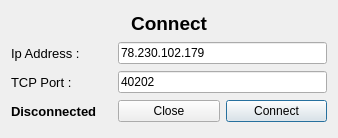
Old version of the form Client/ClientV2 - GUI/NewBabelClient/ConnectWindow.ui in the repository AGuismo/V-and-Co-Babel.
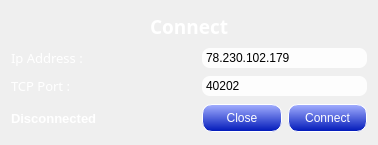
New version of the form. Icons and pictures are not drawn.

Commit message: Update GUI : logo - Buttons - Menu - Timer - Resize Dialog

```diff
--- a/Client/ClientV2 - GUI/NewBabelClient/ConnectWindow.ui
+++ b/Client/ClientV2 - GUI/NewBabelClient/ConnectWindow.ui
@@ -6,16 +6,30 @@
    <rect>
     <x>0</x>
     <y>0</y>
-    <width>338</width>
-    <height>138</height>
+    <width>378</width>
+    <height>145</height>
    </rect>
   </property>
   <property name="windowTitle">
    <string>ConnectWindow</string>
   </property>
+  <property name="styleSheet">
+   <string notr="true">ConnectWindow 
+{
+	border-image: url(./Img/wallpaper-16618.jpg);
+}</string>
+  </property>
   <layout class="QGridLayout" name="gridLayout">
    <item row="2" column="1" colspan="2">
     <widget class="QLineEdit" name="portTcpLineEdit">
+     <property name="styleSheet">
+      <string notr="true">background-color: rgba(255, 255, 255, 230);
+border-width: 2px;
+border-radius: 8px;
+border-color: rgb(0, 0, 0);
+min-width: 10em;
+padding: 2px;</string>
+     </property>
      <property name="text">
       <string>40202</string>
      </property>
@@ -28,9 +42,13 @@
     <widget class="QLabel" name="passwordLabel">
      <property name="font">
       <font>
+       <family>MS Reference Sans Serif</family>
        <pointsize>10</pointsize>
       </font>
      </property>
+     <property name="styleSheet">
+      <string notr="true">color: rgb(255, 255, 255);</string>
+     </property>
      <property name="text">
       <string>TCP Port :</string>
      </property>
@@ -38,6 +56,25 @@
    </item>
    <item row="3" column="2">
     <widget class="QPushButton" name="connectPushButton">
+     <property name="styleSheet">
+      <string notr="true">QPushButton#connectPushButton
+{
+	color: rgb(255, 255, 255);
+	background-color: qlineargradient(spread:pad, x1:1, y1:1, x2:1, y2:0, stop:0 rgba(0, 24, 185, 255), stop:1 rgba(163, 175, 255, 255));
+	border-style: outset;
+	border-width: 1px;
+	border-radius: 10px;
+	border-color: rgb(255, 255, 255);
+	min-width: 4em;
+	padding: 6px;
+}
+
+ QPushButton#connectPushButton:pressed 
+{
+	background-color: qlineargradient(spread:pad, x1:0, y1:0, x2:0, y2:1, stop:0 rgba(0, 56, 183, 255), stop:1 rgba(135, 172, 255, 255));
+     border-style: inset;
+ }</string>
+     </property>
      <property name="text">
       <string>Connect</string>
      </property>
@@ -45,6 +82,14 @@
    </item>
    <item row="1" column="1" colspan="2">
     <widget class="QLineEdit" name="ipLineEdit">
+     <property name="styleSheet">
+      <string notr="true">background-color: rgba(255, 255, 255, 230);
+border-width: 2px;
+border-radius: 8px;
+border-color: rgb(0, 0, 0);
+min-width: 10em;
+padding: 2px;</string>
+     </property>
      <property name="text">
       <string>78.230.102.179</string>
      </property>
@@ -55,6 +100,12 @@
    </item>
    <item row="3" column="0">
     <widget class="QLabel" name="serverResponseLabel">
+     <property name="minimumSize">
+      <size>
+       <width>185</width>
+       <height>0</height>
+      </size>
+     </property>
      <property name="font">
       <font>
        <pointsize>10</pointsize>
@@ -62,6 +113,9 @@
        <bold>true</bold>
       </font>
      </property>
+     <property name="styleSheet">
+      <string notr="true">color: rgb(255, 255, 255);</string>
+     </property>
      <property name="text">
       <string>Disconnected</string>
      </property>
@@ -69,6 +123,25 @@
    </item>
    <item row="3" column="1">
     <widget class="QPushButton" name="closePushButton">
+     <property name="styleSheet">
+      <string notr="true">QPushButton#closePushButton
+{
+	color: rgb(255, 255, 255);
+	background-color: qlineargradient(spread:pad, x1:1, y1:1, x2:1, y2:0, stop:0 rgba(0, 24, 185, 255), stop:1 rgba(163, 175, 255, 255));
+	border-style: outset;
+	border-width: 1px;
+	border-radius: 10px;
+	border-color: rgb(255, 255, 255);
+	min-width: 4em;
+	padding: 6px;
+}
+
+ QPushButton#closePushButton:pressed 
+{
+	background-color: qlineargradient(spread:pad, x1:0, y1:0, x2:0, y2:1, stop:0 rgba(0, 56, 183, 255), stop:1 rgba(135, 172, 255, 255));
+     border-style: inset;
+ }</string>
+     </property>
      <property name="text">
       <string>Close</string>
      </property>
@@ -78,9 +151,13 @@
     <widget class="QLabel" name="loginLabel">
      <property name="font">
       <font>
+       <family>MS Reference Sans Serif</family>
        <pointsize>10</pointsize>
       </font>
      </property>
+     <property name="styleSheet">
+      <string notr="true">color: rgb(255, 255, 255);</string>
+     </property>
      <property name="text">
       <string>Ip Address :</string>
      </property>
@@ -96,12 +173,15 @@
      </property>
      <property name="font">
       <font>
-       <family>MS UI Gothic</family>
+       <family>MS Reference Sans Serif</family>
        <pointsize>14</pointsize>
        <weight>75</weight>
        <bold>true</bold>
       </font>
      </property>
+     <property name="styleSheet">
+      <string notr="true">color: rgb(255, 255, 255);</string>
+     </property>
      <property name="text">
       <string>Connect</string>
      </property>
```
The commit also changes 14 other files.
